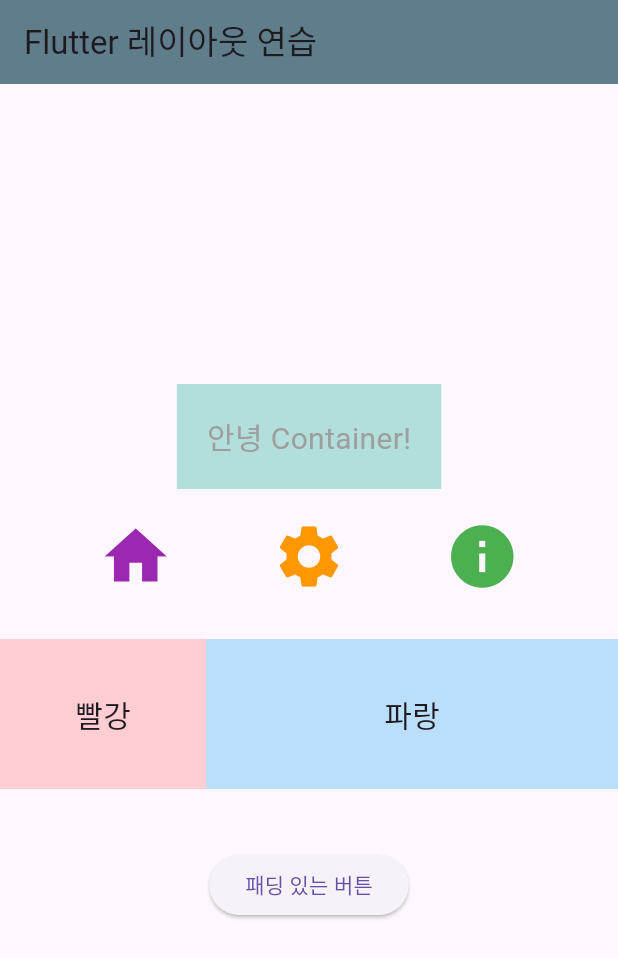
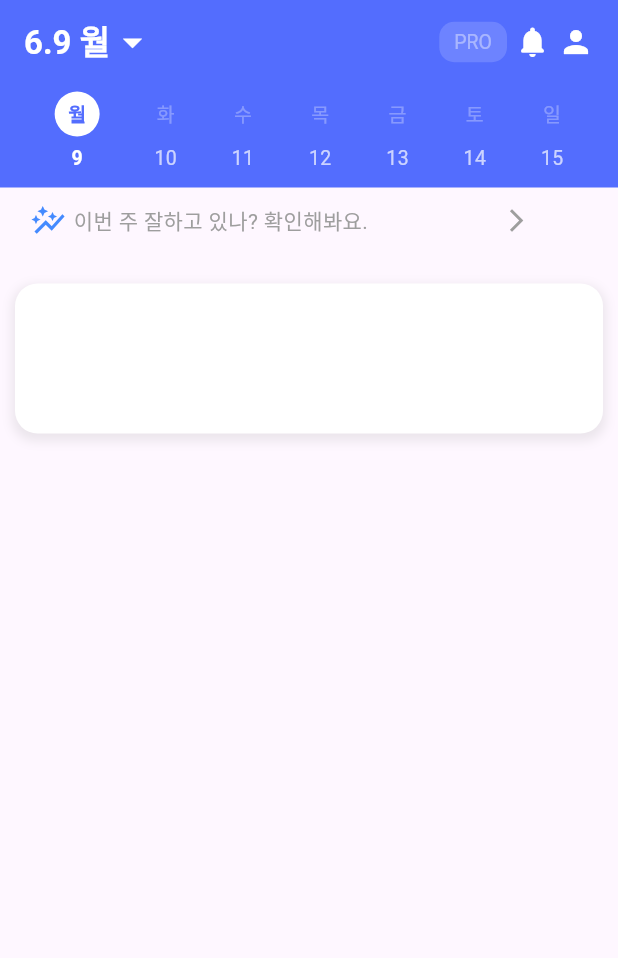
Before and after one commit to LeeJin0801/flutter_practice_2025, a Flutter app: the screen it shows after launch, on a phone screen of 412 x 824 dp. Shown: the top 958 px of the screen. Run offline on Flutter 3.47's test engine with Material 3 defaults, Android fonts, the phone set to English and light mode, and no system bars.

Commit message:
다른 어플 따라해보기1

```diff
--- /dev/null
+++ b/flutter_practice_2025/lib/challenge_code/challenge1_copy.dart
@@ -0,0 +1,94 @@
+import 'package:flutter/material.dart';
+import 'challenge1_copy_datesellector.dart';
+
+class CopyWidgets extends StatelessWidget {
+  const CopyWidgets({super.key});
+
+  @override
+  Widget build(BuildContext context) {
+    return Scaffold(
+      appBar: AppBar(
+        backgroundColor: Colors.indigoAccent,
+        title: Row(
+          children: [
+            const Text(
+              '6.9 월',
+              style:
+                  TextStyle(fontWeight: FontWeight.bold, color: Colors.white),
+            ),
+            const Icon(
+              Icons.arrow_drop_down,
+              size: 30,
+              color: Colors.white,
+            ),
+            const Spacer(),
+            Opacity(
+              opacity: 0.5,
+              child: Container(
+                padding:
+                    const EdgeInsets.symmetric(vertical: 5.0, horizontal: 10.0),
+                decoration: BoxDecoration(
+                  color: Colors.white30,
+                  borderRadius: BorderRadius.circular(10.0),
+                ),
+                child: const Text(
+                  'PRO',
+                  style: TextStyle(color: Colors.white, fontSize: 13),
+                ),
+              ),
+            ),
+            const SizedBox(width: 5.0),
+            const Icon(Icons.notifications_rounded, color: Colors.white),
+            const SizedBox(width: 5.0),
+            const Icon(Icons.person, color: Colors.white),
+          ],
+        ),
+      ),
+      body: Column(
+        crossAxisAlignment: CrossAxisAlignment.start,
+        children: [
+          const DateSellectorWidget(),
+          const Padding(
+            padding: EdgeInsets.only(top: 10.0, bottom: 10.0, left: 20.0),
+            child: Row(
+              children: <Widget>[
+                Icon(
+                  Icons.auto_graph_outlined,
+                  color: Colors.blueAccent,
+                ),
+                SizedBox(width: 5.0),
+                Text(
+                  '이번 주 잘하고 있나? 확인해봐요.',
+                  style: TextStyle(color: Colors.grey),
+                ),
+                SizedBox(width: 90.0),
+                Icon(
+                  Icons.arrow_forward_ios,
+                  color: Colors.grey,
+                  size: 18,
+                ),
+              ],
+            ),
+          ),
+          Container(
+            decoration: BoxDecoration(
+              color: Colors.white,
+              borderRadius: BorderRadius.circular(15.0),
+              boxShadow: [
+                BoxShadow(
+                  color: Colors.grey.withOpacity(0.2),
+                  spreadRadius: 2,
+                  blurRadius: 5,
+                  offset: const Offset(0, 3),
+                ),
+              ],
+            ),
+            margin: const EdgeInsets.only(
+                top: 20.0, right: 10.0, left: 10.0), // 외부 좌우 여백 및 상하 여백
+            padding: const EdgeInsets.all(50.0), // 내부 여백
+          ),
+        ],
+      ),
+    );
+  }
+}
--- /dev/null
+++ b/flutter_practice_2025/lib/challenge_code/challenge1_copy_datesellector.dart
@@ -0,0 +1,72 @@
+import 'package:flutter/material.dart';
+
+class DateSellectorWidget extends StatelessWidget {
+  const DateSellectorWidget({super.key});
+
+  @override
+  Widget build(BuildContext context) {
+    final List<String> weekdays = ['월', '화', '수', '목', '금', '토', '일'];
+    final List<int> dates = [9, 10, 11, 12, 13, 14, 15];
+    final int selectedDate = 9;
+
+    return Container(
+      decoration: const BoxDecoration(
+        color: Colors.indigoAccent,
+      ),
+      padding: const EdgeInsets.symmetric(vertical: 5.0),
+      child: Row(
+        mainAxisAlignment: MainAxisAlignment.spaceEvenly,
+        children: List.generate(
+          7,
+          (index) {
+            final String currentDay = weekdays[index];
+            final int currentDate = dates[index];
+            final bool isSelected = currentDate == selectedDate;
+
+            return Column(
+              children: [
+                SizedBox(
+                  height: 30.0,
+                  child: Center(
+                    child: currentDay == '월'
+                        ? CircleAvatar(
+                            radius: 15,
+                            backgroundColor: Colors.white,
+                            child: Text(
+                              currentDay,
+                              style: const TextStyle(
+                                  color: Colors.indigoAccent,
+                                  fontWeight: FontWeight.bold,
+                                  fontSize: 13.0),
+                            ),
+                          )
+                        : Text(
+                            currentDay,
+                            style: const TextStyle(
+                              color: Colors.white30,
+                              fontSize: 13.0,
+                            ),
+                          ),
+                  ),
+                ),
+                const SizedBox(height: 5),
+                Text(
+                  '$currentDate',
+                  style: TextStyle(
+                    color: isSelected ? Colors.white : Colors.white70,
+                    fontWeight:
+                        isSelected ? FontWeight.bold : FontWeight.normal,
+                    fontSize: 13,
+                  ),
+                ),
+                const SizedBox(
+                  height: 5,
+                )
+              ],
+            );
+          },
+        ),
+      ),
+    );
+  }
+}
--- a/flutter_practice_2025/lib/main.dart
+++ b/flutter_practice_2025/lib/main.dart
@@ -1,6 +1,7 @@
 import 'package:flutter/material.dart';
 //import 'pratice_code/code1_basic_widgets.dart';
-import 'pratice_code/code2_layout_widgets.dart';
+//import 'pratice_code/code2_layout_widgets.dart';
+import 'challenge_code/challenge1_copy.dart';
 
 void main() {
   runApp(const MyApp());
@@ -13,7 +14,7 @@ class MyApp extends StatelessWidget {
   Widget build(BuildContext context) {
     return const MaterialApp(
       debugShowCheckedModeBanner: false, // 디버그 배너 제거
-      home: LayoutWidgets(),
+      home: CopyWidgets(),
     );
   }
 }
```
